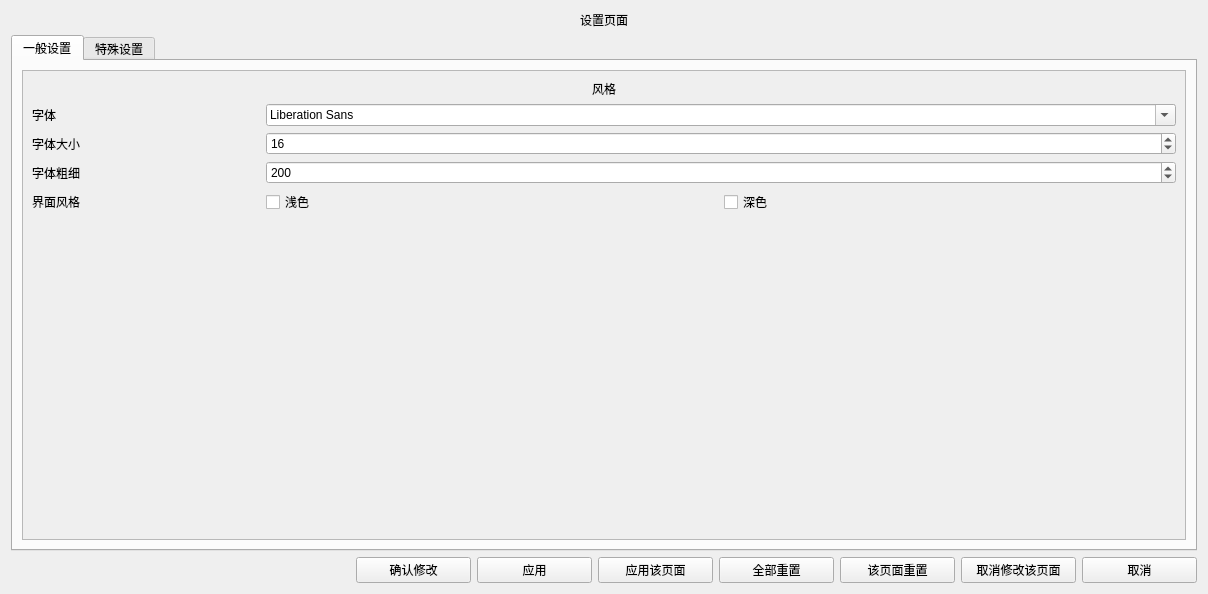
Qt form NovelMaker/src/windows/settingwidget.ui (LIDADAEX/NovelMaker) before a commit.
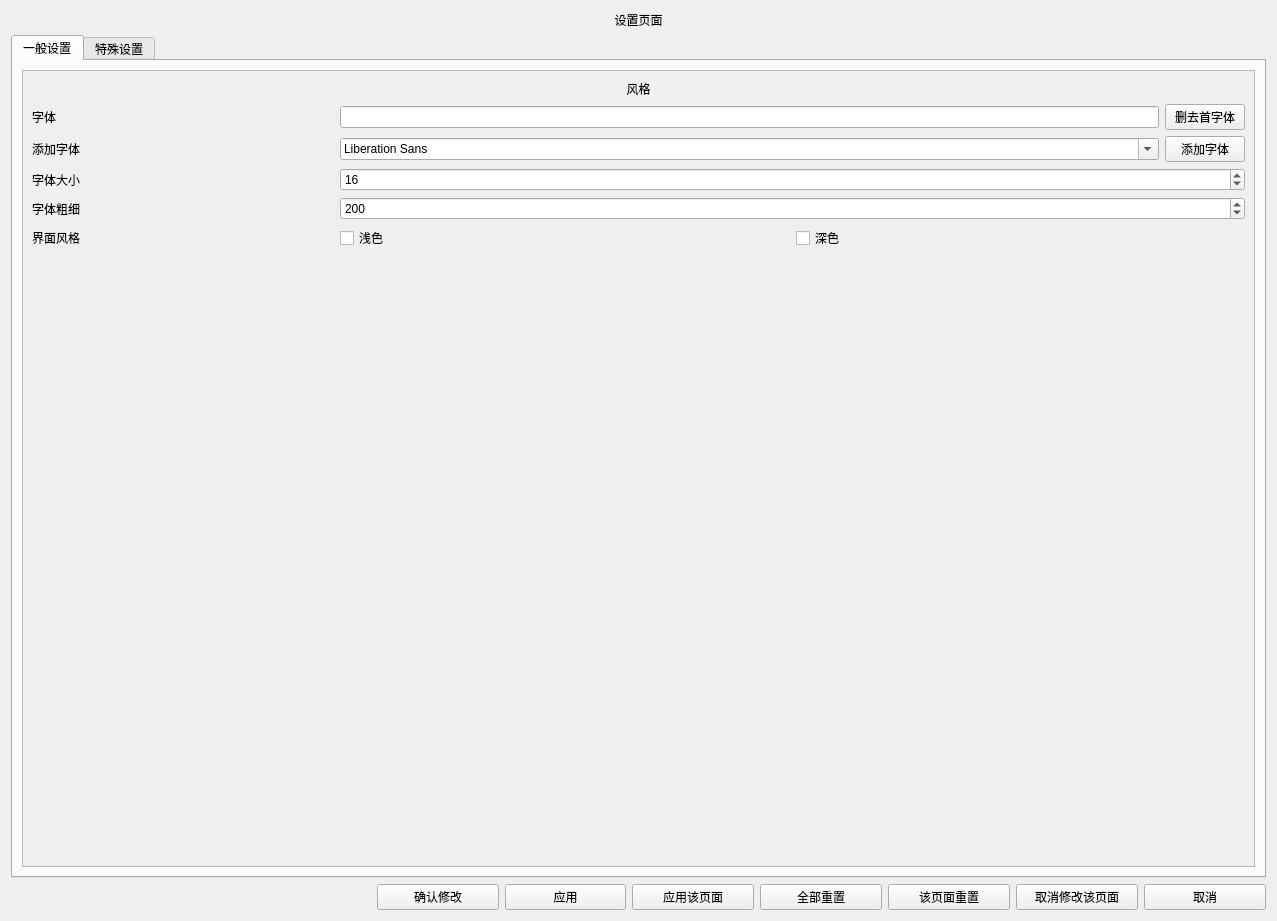
The same form after that commit.

Commit message: 配置文件在SettingWidget中测试成功，并且SettingWidget完成的不错。

```diff
--- a/NovelMaker/src/windows/settingwidget.ui
+++ b/NovelMaker/src/windows/settingwidget.ui
@@ -6,8 +6,8 @@
    <rect>
     <x>0</x>
     <y>0</y>
-    <width>1208</width>
-    <height>594</height>
+    <width>1277</width>
+    <height>921</height>
    </rect>
   </property>
   <property name="windowTitle">
@@ -44,8 +44,8 @@
            <rect>
             <x>0</x>
             <y>0</y>
-            <width>1166</width>
-            <height>475</height>
+            <width>1235</width>
+            <height>802</height>
            </rect>
           </property>
           <layout class="QVBoxLayout" name="verticalLayout_3">
@@ -60,18 +60,29 @@
             </widget>
            </item>
            <item>
-            <layout class="QGridLayout" name="GL_NT" rowstretch="0,0,0,0" columnstretch="1,4">
-             <item row="0" column="1">
-              <widget class="QFontComboBox" name="FontCB_NT"/>
+            <layout class="QGridLayout" name="GL_NT" rowstretch="0,0,0,0,0" columnstretch="1,3">
+             <item row="3" column="0">
+              <widget class="QLabel" name="label_NT_FontWeight_Tip">
+               <property name="text">
+                <string>字体粗细</string>
+               </property>
+              </widget>
              </item>
              <item row="1" column="0">
-              <widget class="QLabel" name="label_NT_FontSize_Tip">
+              <widget class="QLabel" name="label_NT_Font_Add_Tip">
                <property name="text">
-                <string>字体大小</string>
+                <string>添加字体</string>
                </property>
               </widget>
              </item>
-             <item row="3" column="1">
+             <item row="0" column="0">
+              <widget class="QLabel" name="label_NT_Font_Tip">
+               <property name="text">
+                <string>字体</string>
+               </property>
+              </widget>
+             </item>
+             <item row="4" column="1">
               <layout class="QHBoxLayout" name="HL_NT_Style">
                <item>
                 <widget class="QCheckBox" name="checkBox_NT_Light">
@@ -89,35 +100,28 @@
                </item>
               </layout>
              </item>
-             <item row="3" column="0">
+             <item row="4" column="0">
               <widget class="QLabel" name="label_NT_Style_Tip">
                <property name="text">
                 <string>界面风格</string>
                </property>
               </widget>
              </item>
-             <item row="0" column="0">
-              <widget class="QLabel" name="label_NT_Font_Tip">
-               <property name="text">
-                <string>字体</string>
-               </property>
-              </widget>
-             </item>
              <item row="2" column="0">
-              <widget class="QLabel" name="label_NT_FontWeight_Tip">
+              <widget class="QLabel" name="label_NT_FontSize_Tip">
                <property name="text">
-                <string>字体粗细</string>
+                <string>字体大小</string>
                </property>
               </widget>
              </item>
-             <item row="1" column="1">
+             <item row="2" column="1">
               <widget class="QSpinBox" name="spinBox_NT_FontSize">
                <property name="value">
                 <number>16</number>
                </property>
               </widget>
              </item>
-             <item row="2" column="1">
+             <item row="3" column="1">
               <widget class="QSpinBox" name="spinBox_NT_FontWeight">
                <property name="maximum">
                 <number>999</number>
@@ -127,6 +131,38 @@
                </property>
               </widget>
              </item>
+             <item row="1" column="1">
+              <layout class="QHBoxLayout" name="HL_NT_Font_Add" stretch="1,0">
+               <item>
+                <widget class="QFontComboBox" name="FontCB_NT"/>
+               </item>
+               <item>
+                <widget class="QPushButton" name="pushButton_NT_Font_Add">
+                 <property name="text">
+                  <string>添加字体</string>
+                 </property>
+                </widget>
+               </item>
+              </layout>
+             </item>
+             <item row="0" column="1">
+              <layout class="QHBoxLayout" name="HL_NT_Font" stretch="1,0">
+               <item>
+                <widget class="QLineEdit" name="lineEdit_NT_Font">
+                 <property name="readOnly">
+                  <bool>true</bool>
+                 </property>
+                </widget>
+               </item>
+               <item>
+                <widget class="QPushButton" name="pushButton_NT_Font_Delete">
+                 <property name="text">
+                  <string>删去首字体</string>
+                 </property>
+                </widget>
+               </item>
+              </layout>
+             </item>
             </layout>
            </item>
            <item>
```
The commit also changes 2 other files.
